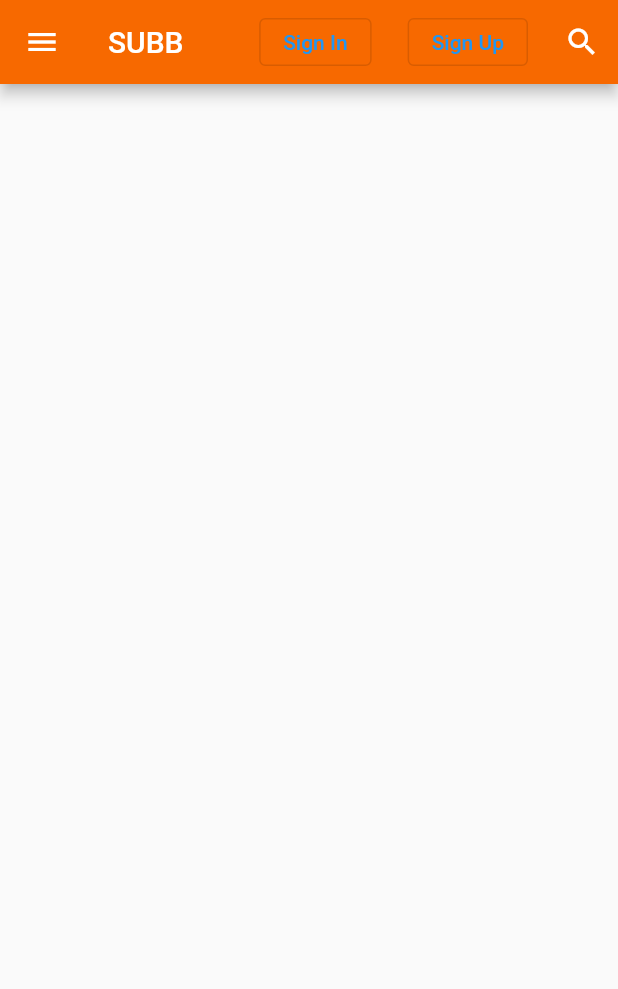
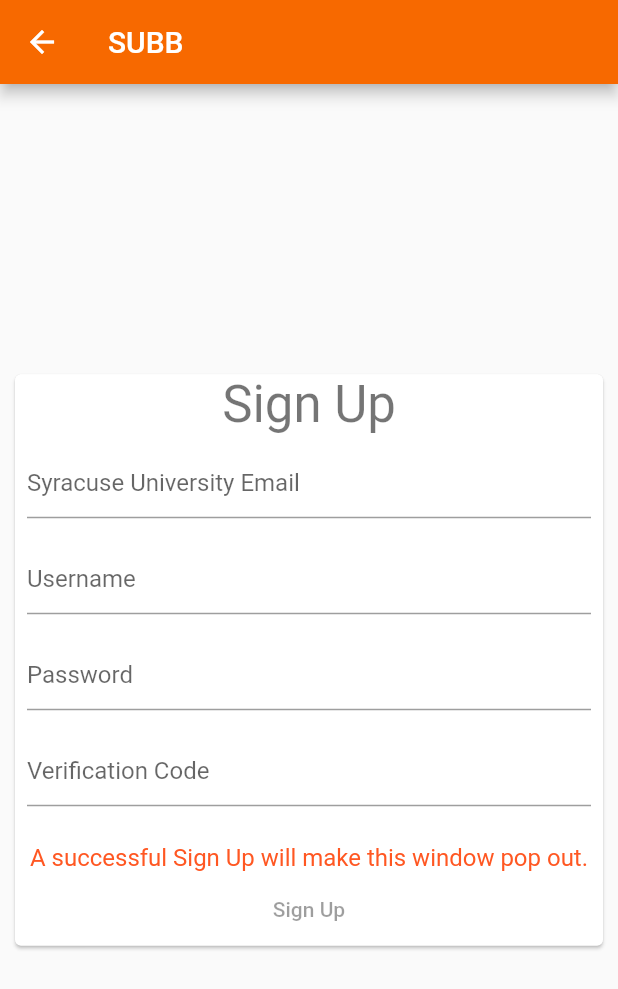
Before and after one commit to tacticalmixtu/subb_front, a Flutter app: the screen it shows after launch, after a tap on "Sign Up", on a phone screen of 412 x 824 dp. Shown: the top 989 px of the screen. Run offline on Flutter 3.47's test engine with Material 2 defaults, Android fonts, the phone set to English and light mode, and no system bars; Roboto replaces fonts that are missing (Georgia, Sherman).

Commit message:
Add sign in and sign up screens. Add routes in main to direct to pages..
In main.dart, add routes to direct pages.
In appbar.dart, add routes to direct to destination page when signin and signup button is pressed.
Add two screen for sign in and sign up.

```diff
--- a/lib/appbar.dart
+++ b/lib/appbar.dart
@@ -31,6 +31,7 @@ class _MyAppbarState extends State<MyAppbar> {
             child: OutlinedButton(
               onPressed: () {
                 // Respond to button press
+                Navigator.pushNamed(context, '/signin');
               },
               child: Text("Sign In"),
             ),
@@ -49,6 +50,7 @@ class _MyAppbarState extends State<MyAppbar> {
             child: OutlinedButton(
               onPressed: () {
                 // Respond to button press
+                Navigator.pushNamed(context, '/signup');
               },
               child: Text("Sign Up"),
             ),
--- a/lib/main.dart
+++ b/lib/main.dart
@@ -1,5 +1,7 @@
 import 'package:flutter/material.dart';
 import 'package:subb_front/home.dart';
+import 'package:subb_front/signin.dart';
+import 'package:subb_front/signup.dart';
 
 void main() {
   runApp(MyApp());
@@ -26,6 +28,11 @@ class MyApp extends StatelessWidget {
           bodyText2: TextStyle(fontSize: 14.0, fontFamily: 'Sherman'),
         ),
       ),
+      routes: {
+        // '/' :
+        '/signin': (BuildContext text) => new LoginScreen(),
+        '/signup': (BuildContext context) => new SignUpScreen(),
+      },
       home: HomePage(),
       debugShowCheckedModeBanner: false,
     );
--- /dev/null
+++ b/lib/signup.dart
@@ -0,0 +1,120 @@
+import 'package:flutter/material.dart';
+
+class SignUpScreen extends StatelessWidget {
+  @override
+  Widget build(BuildContext context) {
+    // TODO: implement build
+    return Scaffold(
+      appBar: AppBar(
+        title: Text('SUBB'),
+      ),
+      body: Center(
+        child: SizedBox(
+          width: 400,
+          child: Card(
+            child: SignUpForm(),
+          ),
+        ),
+      ),
+    );
+  }
+}
+
+class SignUpForm extends StatefulWidget {
+  @override
+  SignUpFormState createState() => SignUpFormState();
+}
+
+class SignUpFormState extends State<SignUpForm> {
+  final suEmailController = TextEditingController();
+  final usernameController = TextEditingController();
+  final passwordController = TextEditingController();
+  final verificationCodeController = TextEditingController();
+
+  double formProgress = 0;
+
+  void updateFormProgress() {
+    var progress = 0.0;
+    final controllers = [
+      suEmailController,
+      usernameController,
+      passwordController,
+      verificationCodeController
+    ];
+
+    for (final controller in controllers) {
+      if (controller.value.text.isNotEmpty) {
+        progress += 0.25;
+      }
+
+      setState(() {
+        formProgress = progress;
+      });
+    }
+  }
+
+  void showLoginScreen() {
+    //Navigator.pushNamed(context, '/signin');
+    Navigator.of(context).pop();
+  }
+
+  @override
+  Widget build(BuildContext context) {
+    // TODO: implement build
+    return Form(
+        onChanged: updateFormProgress,
+        child: Column(
+            mainAxisSize: MainAxisSize.min,
+            children: [
+              Text('Sign Up', style: Theme.of(context).textTheme.headline4),
+              Padding(
+                padding: EdgeInsets.all(8.0),
+                child: TextFormField(
+                  controller: suEmailController,
+                  decoration: InputDecoration(hintText: 'Syracuse University Email'),
+                ),
+              ),
+              Padding(
+                padding: EdgeInsets.all(8.0),
+                child: TextFormField(
+                  controller: usernameController,
+                  decoration: InputDecoration(hintText: 'Username'),
+                ),
+              ),
+              Padding(
+                padding: EdgeInsets.all(8.0),
+                child: TextFormField(
+                  controller: passwordController,
+                  decoration: InputDecoration(hintText: 'Password'),
+                ),
+              ),
+              Padding(
+                padding: EdgeInsets.all(8.0),
+                child: TextFormField(
+                  controller: verificationCodeController,
+                  decoration: InputDecoration(hintText: 'Verification Code'),
+                ),
+              ),
+              Padding(
+                  padding: EdgeInsets.all(8.0)
+              ),
+              Padding(
+                padding: EdgeInsets.all(1.0),
+                child: Text("A successful Sign Up will make this window pop out.", style: TextStyle(fontSize:  16.0, color: Colors.deepOrange)),
+              ),
+              TextButton(
+                  style: ButtonStyle(
+                      foregroundColor: MaterialStateProperty.resolveWith((Set<MaterialState> states) {
+                        return states.contains(MaterialState.disabled) ? null : Colors.blue;
+                      }),
+                      backgroundColor: MaterialStateProperty.resolveWith((Set<MaterialState>states) => states.contains(MaterialState.disabled) ? null : Colors.deepOrangeAccent)
+                  ),
+                  onPressed: formProgress == 1 ? showLoginScreen: null,
+                  child: Text("Sign Up")
+              ),
+
+            ]
+        )
+    );
+  }
+}
```
Also changed, not shown: lib/signin.dart (added, +121 -0 lines).
